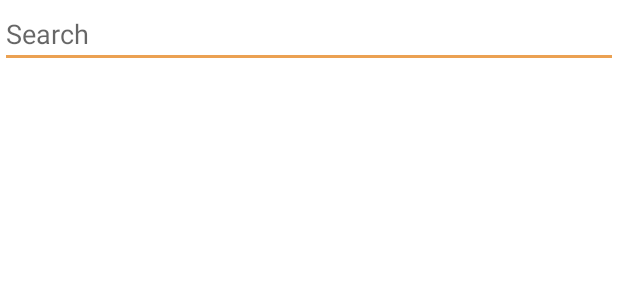
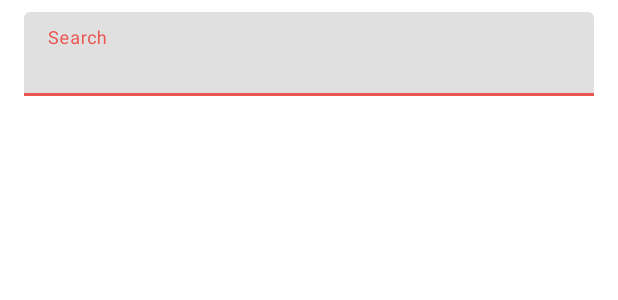
Before and after one commit to amnanji/Plantastic, an Android app: the layout fragment_add_friends.xml on its own in the app's theme, with its tools: preview values and no code run, on a phone screen of 412 x 824 dp. Shown: the top 300 px of the screen. Run offline under Robolectric (Android 15) with nearby library versions, the phone set to English and light mode, and no system bars.

Commit message:
working search bar with updated UI

```diff
--- a/app/src/main/java/com/example/plantastic/models/Users.kt
+++ b/app/src/main/java/com/example/plantastic/models/Users.kt
@@ -7,5 +7,6 @@ data class Users(
     val firstName: String? = null,
     val lastName: String? =null,
     val username: String? = null,
-    val email: String? = null
+    val email: String? = null,
+    val friends: HashMap<String, Boolean>? = null
 )
--- a/app/src/main/java/com/example/plantastic/repository/UsersRepository.kt
+++ b/app/src/main/java/com/example/plantastic/repository/UsersRepository.kt
@@ -3,6 +3,7 @@ package com.example.plantastic.repository
 import android.util.Log
 import com.example.plantastic.models.Users
 import com.example.plantastic.utilities.FirebaseNodes
+import com.firebase.ui.database.FirebaseRecyclerOptions
 import com.google.firebase.database.DataSnapshot
 import com.google.firebase.database.DatabaseError
 import com.google.firebase.database.DatabaseReference
@@ -127,4 +128,9 @@ class UsersRepository {
             }
         })
     }
+
+    fun getUsernameQuery(searchString: String): Query {
+        val usernameQuery = usersReference.orderByChild(FirebaseNodes.USERNAME_NODE)
+        return usernameQuery.startAt(searchString).endAt("$searchString\uf8ff")
+    }
 }
--- a/app/src/main/java/com/example/plantastic/utilities/Constants.kt
+++ b/app/src/main/java/com/example/plantastic/utilities/Constants.kt
@@ -13,4 +13,5 @@ object FirebaseNodes {
     const val EVENTS_NODE = "events"
     const val TRANSACTIONS_NODE = "transactions"
     const val TRANSACTIONS_GROUP_NODE = "groupId"
+    const val USERS_EMAIL = "email"
 }
--- /dev/null
+++ b/app/src/main/res/drawable/baseline_person_add_alt_1_24.xml
@@ -0,0 +1,5 @@
+<vector android:height="24dp" android:tint="#000000"
+    android:viewportHeight="24" android:viewportWidth="24"
+    android:width="24dp" xmlns:android="http://schemas.android.com/apk/res/android">
+    <path android:fillColor="@android:color/white" android:pathData="M13,8c0,-2.21 -1.79,-4 -4,-4S5,5.79 5,8s1.79,4 4,4S13,10.21 13,8zM15,10v2h3v3h2v-3h3v-2h-3V7h-2v3H15zM1,18v2h16v-2c0,-2.66 -5.33,-4 -8,-4S1,15.34 1,18z"/>
+</vector>
--- a/app/src/main/res/layout/fragment_add_friends.xml
+++ b/app/src/main/res/layout/fragment_add_friends.xml
@@ -3,6 +3,7 @@
     xmlns:tools="http://schemas.android.com/tools"
     android:layout_width="match_parent"
     android:layout_height="match_parent"
+    xmlns:app="http://schemas.android.com/apk/res-auto"
     tools:context=".ui.friends.AddFriendsFragment">
 
     <RelativeLayout
@@ -10,18 +11,52 @@
         android:layout_height="match_parent"
         tools:context=".MainActivity">
 
-        <EditText
-            android:id="@+id/editTextSearch"
+        <!-- Aesthetic Search Bar -->
+        <androidx.constraintlayout.widget.ConstraintLayout
             android:layout_width="match_parent"
             android:layout_height="wrap_content"
-            android:hint="Search"/>
+            android:elevation="4dp"
+            android:padding="8dp"
+            android:id="@+id/searchConstraintLayout">
 
+            <com.google.android.material.textfield.TextInputLayout
+                android:id="@+id/searchInputLayout"
+                android:layout_width="0dp"
+                android:layout_height="wrap_content"
+                app:layout_constraintEnd_toEndOf="parent"
+                app:layout_constraintStart_toStartOf="parent"
+                app:layout_constraintTop_toTopOf="parent"
+                android:layout_marginStart="8dp"
+                android:layout_marginEnd="8dp">
+
+                <com.google.android.material.textfield.TextInputEditText
+                    android:id="@+id/editTextSearch"
+                    android:layout_width="match_parent"
+                    android:layout_height="wrap_content"
+                    android:hint="@string/search_users"
+                    android:inputType="text"
+                    android:singleLine="true"/>
+            </com.google.android.material.textfield.TextInputLayout>
+
+            <ImageView
+                android:id="@+id/clearIcon"
+                android:layout_width="24dp"
+                android:layout_height="24dp"
+                android:src="@android:drawable/ic_menu_close_clear_cancel"
+                app:layout_constraintEnd_toEndOf="parent"
+                app:layout_constraintTop_toTopOf="parent"
+                app:layout_constraintBottom_toBottomOf="parent"
+                android:layout_marginEnd="8dp"
+                android:visibility="gone"/>
+
+        </androidx.constraintlayout.widget.ConstraintLayout>
+
+        <!-- Your RecyclerView -->
         <androidx.recyclerview.widget.RecyclerView
             android:id="@+id/addFriendsRecyclerView"
             android:layout_width="match_parent"
             android:layout_height="match_parent"
-            android:layout_below="@id/editTextSearch"/>
+            android:layout_below="@id/searchConstraintLayout"/>
+
     </RelativeLayout>
-
-
 </FrameLayout>
--- a/app/src/main/res/values/strings.xml
+++ b/app/src/main/res/values/strings.xml
@@ -76,4 +76,5 @@
     <string name="nav_add_friends">Add friends</string>
     <string name="log_out">Log out</string>
     <string name="add_friends">Add friends</string>
+    <string name="search_users">Search</string>
 </resources>
```
Also changed, not shown: app/src/main/java/com/example/plantastic/MainActivity.kt (+6 -1 lines), app/src/main/java/com/example/plantastic/ui/friends/AddFriendsAdapter.kt (+8 -5 lines), app/src/main/java/com/example/plantastic/ui/friends/AddFriendsFragment.kt (+31 -14 lines), app/src/main/res/layout/custom_search_users_layout.xml (+32 -4 lines).
